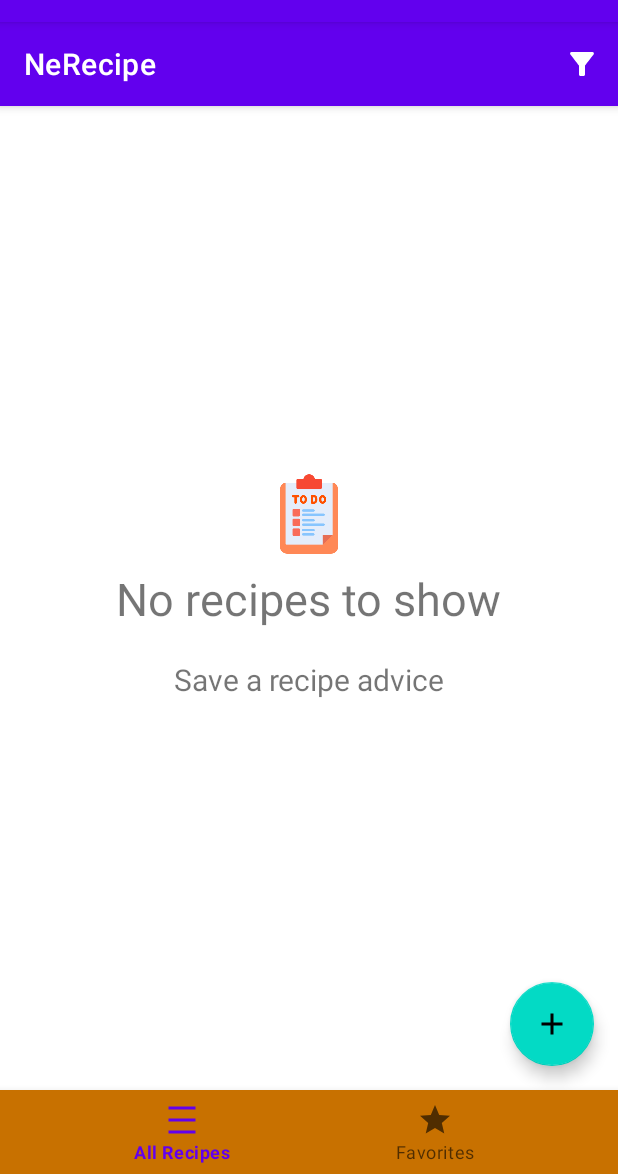
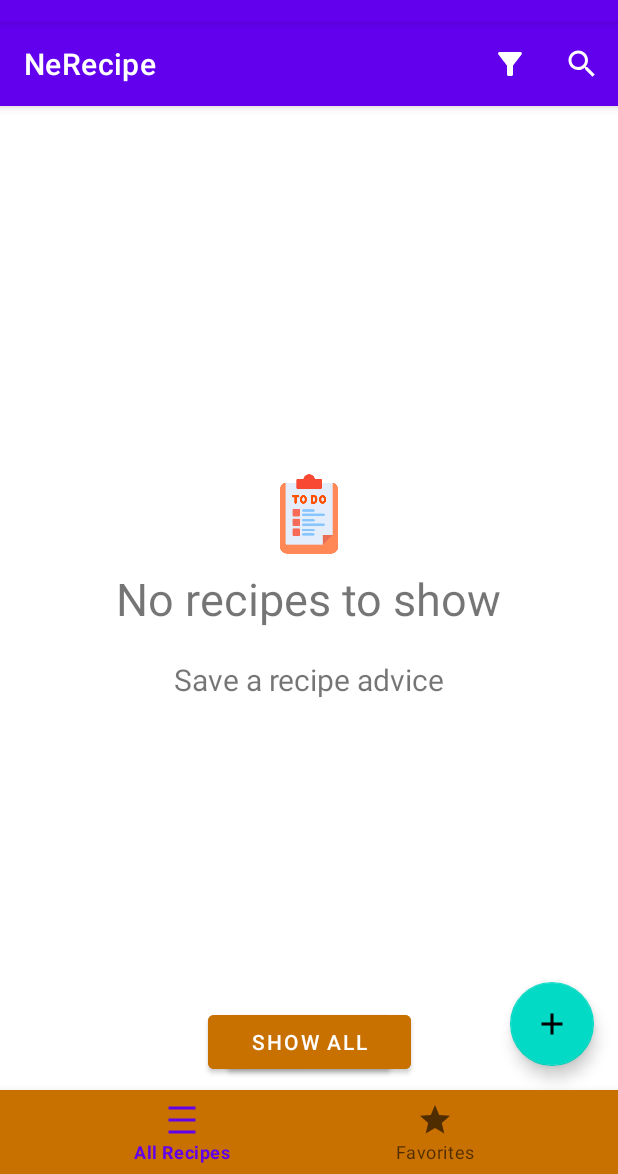
Before and after one commit to AlexGagarin13/RecipeNeBook, an Android app: the screen it shows after launch (AppActivity), on a phone screen of 412 x 824 dp, the part 62-1236 px from its top. Run offline under Robolectric (Android 15) with nearby library versions, the phone set to English and light mode, and no system bars; our stand-ins replace Room's generated code.

Commit message:
Search function

```diff
--- a/app/src/main/java/ru/netology/recipenebook/data/impl/RecipeRepositoryImpl.kt
+++ b/app/src/main/java/ru/netology/recipenebook/data/impl/RecipeRepositoryImpl.kt
@@ -88,4 +88,8 @@ class RecipeRepositoryImpl(
             it.filter { it.type != type }
         }
     }
+
+    override fun search(recipeTitle: String) {
+        data = data.map { it.filter { it.title == recipeTitle } }
+    }
 }
--- a/app/src/main/java/ru/netology/recipenebook/repository/RecipeRepository.kt
+++ b/app/src/main/java/ru/netology/recipenebook/repository/RecipeRepository.kt
@@ -22,6 +22,8 @@ interface RecipeRepository {
     fun showRussian(type: String)
     fun showMediterranean(type: String)
 
+    //Search
+    fun search(recipeTitle: String)
 
     //For correct ID generation
     companion object{
--- a/app/src/main/java/ru/netology/recipenebook/ui/AppActivity.kt
+++ b/app/src/main/java/ru/netology/recipenebook/ui/AppActivity.kt
@@ -3,7 +3,4 @@ package ru.netology.recipenebook.ui
 import androidx.appcompat.app.AppCompatActivity
 import ru.netology.recipenebook.R
 
-
-class AppActivity:AppCompatActivity(R.layout.app_activity) {
-
-}
+class AppActivity:AppCompatActivity(R.layout.app_activity)
--- a/app/src/main/java/ru/netology/recipenebook/ui/FeedRecipeFragment.kt
+++ b/app/src/main/java/ru/netology/recipenebook/ui/FeedRecipeFragment.kt
@@ -50,6 +50,12 @@ class FeedRecipeFragment : Fragment(R.layout.feed_recipes) {
             findNavController().navigate(directions)
         }
 
+        //Search
+        viewModel.navigateToRecipeSearchScreenEvent.observe(this) {
+            val directions = FeedRecipeFragmentDirections.toRecipeSearchFragment()
+            findNavController().navigate(directions)
+        }
+
     }
 
     override fun onCreateView(
@@ -58,14 +64,6 @@ class FeedRecipeFragment : Fragment(R.layout.feed_recipes) {
         savedInstanceState: Bundle?
     ) = FeedRecipesBinding.inflate(layoutInflater, container, false).also { binding ->
 
-        viewModel.data.observe(viewLifecycleOwner) { recipes ->
-            if (!viewModel.filterIsActive) {
-                binding.emptyText.isVisible = recipes.isEmpty()
-                binding.emptyTextMessage.isVisible = recipes.isEmpty()
-                binding.emptyIcon.isVisible = recipes.isEmpty()
-            }
-        }
-
         val adapter = RecipeAdapter(viewModel)
         binding.list.adapter = adapter
 
@@ -73,15 +71,44 @@ class FeedRecipeFragment : Fragment(R.layout.feed_recipes) {
             adapter.submitList(recipes)
         }
 
+        //Search hints (buttons) and Filters visibility logic
+        viewModel.data.observe(viewLifecycleOwner) { recipes ->
+            if (!viewModel.filterIsActive) {
+                binding.hintGroup.isVisible = recipes.isEmpty()
+            }
+            if (viewModel.firstRunApp) {
+                binding.clearFilterButton.isVisible = false
+                binding.clearSearchButton.isVisible = false
+            }
+            if (viewModel.searchIsActive) {
+                binding.clearSearchButton.isVisible = true
+            }
+            if (viewModel.filterIsActive) {
+                binding.clearFilterButton.isVisible = true
+            }
+        }
         //Filter button visibility logic
         if (viewModel.filterIsActive) {
             binding.clearFilterButton.isVisible = viewModel.filterIsActive
             binding.clearFilterButton.setOnClickListener {
+                viewModel.clearFilter()
                 viewModel.filterIsActive = false
+                binding.clearFilterButton.isVisible = false
+                viewModel.data.observe(viewLifecycleOwner) { recipes ->
+                    adapter.submitList(recipes)
+                }
+            }
+        }
+
+        //Search feature visibility logic
+        if (viewModel.searchIsActive) {
+            binding.clearSearchButton.isVisible = viewModel.searchIsActive
+            binding.clearSearchButton.setOnClickListener {
                 viewModel.clearFilter()
-                binding.clearFilterButton.isVisible = false
-                viewModel.data.observe(viewLifecycleOwner) { posts ->
-                    adapter.submitList(posts)
+                viewModel.searchIsActive = false
+                binding.hintGroup.isVisible = false
+                viewModel.data.observe(viewLifecycleOwner) { recipes ->
+                    adapter.submitList(recipes)
                 }
             }
         }
@@ -103,6 +130,10 @@ class FeedRecipeFragment : Fragment(R.layout.feed_recipes) {
                     viewModel.navigateToRecipeFilterScreenEvent.call()
                     true
                 }
+                R.id.search -> {
+                    viewModel.navigateToRecipeSearchScreenEvent.call()
+                    true
+                }
                 else -> false
             }
         }
--- /dev/null
+++ b/app/src/main/java/ru/netology/recipenebook/ui/RecipeChangeContentFragment.java
@@ -0,0 +1,6 @@
+package ru.netology.recipenebook.ui;
+
+import android.app.Activity;
+
+public class RecipeChangeContentFragment extends Activity {
+}
--- a/app/src/main/java/ru/netology/recipenebook/viewModel/RecipeViewModel.kt
+++ b/app/src/main/java/ru/netology/recipenebook/viewModel/RecipeViewModel.kt
@@ -20,6 +20,8 @@ class RecipeViewModel(application: Application) : AndroidViewModel(application),
     val data by repository::data
 
     var filterIsActive:Boolean = false
+    var searchIsActive: Boolean = false
+    var firstRunApp: Boolean = true
 
 
     //SingleLiveEvents
@@ -28,6 +30,7 @@ class RecipeViewModel(application: Application) : AndroidViewModel(application),
     val navigateToRecipeUpdateScreenEvent = SingleLiveEvent<String?>()
     val navigateToRecipeShowScreenEvent = SingleLiveEvent<Unit>()
     val navigateToRecipeFilterScreenEvent = SingleLiveEvent<Unit>()
+    val navigateToRecipeSearchScreenEvent = SingleLiveEvent<Unit>()
 
     //Data
     val updateRecipe = MutableLiveData<Recipe>(null)
@@ -111,6 +114,7 @@ class RecipeViewModel(application: Application) : AndroidViewModel(application),
 
 
     override fun onCreateClicked() {
+        firstRunApp = false
         navigateToRecipeCreateScreenEvent.call()
     }
 
@@ -131,4 +135,9 @@ class RecipeViewModel(application: Application) : AndroidViewModel(application),
         showRecipe.value = recipe
         navigateToRecipeShowScreenEvent.call()
     }
+
+    fun searchRecipeByTitle(recipeTitle: String) {
+        repository.search(recipeTitle)
+        searchIsActive = true
+    }
 }
--- /dev/null
+++ b/app/src/main/res/drawable/ic_arrow_back_24.xml
@@ -0,0 +1,5 @@
+<vector android:autoMirrored="true" android:height="24dp"
+    android:tint="#000000" android:viewportHeight="24"
+    android:viewportWidth="24" android:width="24dp" xmlns:android="http://schemas.android.com/apk/res/android">
+    <path android:fillColor="@android:color/white" android:pathData="M20,11H7.83l5.59,-5.59L12,4l-8,8 8,8 1.41,-1.41L7.83,13H20v-2z"/>
+</vector>
--- /dev/null
+++ b/app/src/main/res/drawable/ic_save_24.xml
@@ -0,0 +1,5 @@
+<vector android:height="24dp" android:tint="#000000"
+    android:viewportHeight="24" android:viewportWidth="24"
+    android:width="24dp" xmlns:android="http://schemas.android.com/apk/res/android">
+    <path android:fillColor="@android:color/white" android:pathData="M19,12v7L5,19v-7L3,12v7c0,1.1 0.9,2 2,2h14c1.1,0 2,-0.9 2,-2v-7h-2zM13,12.67l2.59,-2.58L17,11.5l-5,5 -5,-5 1.41,-1.41L11,12.67L11,3h2z"/>
+</vector>
--- /dev/null
+++ b/app/src/main/res/drawable/ic_search_24dp.xml
@@ -0,0 +1,10 @@
+<vector xmlns:android="http://schemas.android.com/apk/res/android"
+    android:width="24dp"
+    android:height="24dp"
+    android:viewportWidth="24"
+    android:viewportHeight="24"
+    android:tint="?attr/colorControlNormal">
+    <path
+        android:fillColor="@android:color/white"
+        android:pathData="M15.5,14h-0.79l-0.28,-0.27C15.41,12.59 16,11.11 16,9.5 16,5.91 13.09,3 9.5,3S3,5.91 3,9.5 5.91,16 9.5,16c1.61,0 3.09,-0.59 4.23,-1.57l0.27,0.28v0.79l5,4.99L20.49,19l-4.99,-5zM9.5,14C7.01,14 5,11.99 5,9.5S7.01,5 9.5,5 14,7.01 14,9.5 11.99,14 9.5,14z"/>
+</vector>
--- a/app/src/main/res/layout/app_activity.xml
+++ b/app/src/main/res/layout/app_activity.xml
@@ -1,4 +1,6 @@
 <?xml version="1.0" encoding="utf-8"?>
+
+
 <androidx.constraintlayout.widget.ConstraintLayout xmlns:android="http://schemas.android.com/apk/res/android"
     xmlns:app="http://schemas.android.com/apk/res-auto"
     xmlns:tools="http://schemas.android.com/tools"
@@ -11,12 +13,7 @@
     android:layout_width="match_parent"
     android:layout_height="match_parent"
     app:defaultNavHost="true"
-        app:layout_constraintBottom_toTopOf="parent"
-        app:layout_constraintEnd_toEndOf="parent"
-        app:layout_constraintStart_toStartOf="parent"
-        app:layout_constraintTop_toTopOf="parent"
     app:navGraph="@navigation/nav_graph"
-        tools:context=".ui.AppActivity">
-    </androidx.fragment.app.FragmentContainerView>
+    tools:context=".ui.AppActivity"/>
 
 </androidx.constraintlayout.widget.ConstraintLayout>
--- a/app/src/main/res/layout/feed_recipes.xml
+++ b/app/src/main/res/layout/feed_recipes.xml
@@ -29,9 +29,8 @@
         android:layout_height="0dp"
         app:layoutManager="androidx.recyclerview.widget.LinearLayoutManager"
         app:layout_constraintTop_toBottomOf="@id/appBarLayout"
-        app:layout_constraintVertical_bias="0.0"
-        tools:layout_editor_absoluteX="-134dp"
-        tools:listitem="@layout/recipe" />
+        tools:listitem="@layout/recipe"
+       />
 
 
     <com.google.android.material.floatingactionbutton.FloatingActionButton
@@ -42,7 +41,6 @@
         app:layout_constraintBottom_toTopOf="@id/bottomNavBar"
         app:layout_constraintEnd_toEndOf="parent"
         app:srcCompat="@drawable/ic_add_24dp" />
-
     <ImageView
         android:id="@+id/emptyIcon"
         android:layout_width="wrap_content"
@@ -68,6 +66,7 @@
         app:layout_constraintTop_toTopOf="parent"
         tools:visibility="visible" />
 
+
     <TextView
         android:id="@+id/emptyTextMessage"
         android:layout_width="wrap_content"
@@ -81,7 +80,6 @@
         tools:visibility="visible"
         android:textSize="20sp"/>
 
-
     <Button
         android:id="@+id/clearFilterButton"
         android:layout_width="wrap_content"
@@ -94,6 +92,28 @@
         app:layout_constraintBottom_toTopOf="@id/bottomNavBar"
         app:layout_constraintEnd_toEndOf="parent"
         app:layout_constraintStart_toStartOf="parent" />
+    <Button
+        android:id="@+id/clearSearchButton"
+        android:layout_width="wrap_content"
+        android:layout_height="wrap_content"
+        android:text="@string/show_all"
+        android:layout_marginBottom="8dp"
+        android:visibility="invisible"
+        tools:visibility="visible"
+        android:backgroundTint="@color/custom_brown"
+        app:layout_constraintBottom_toTopOf="@id/bottomNavBar"
+        app:layout_constraintEnd_toEndOf="parent"
+        app:layout_constraintStart_toStartOf="parent" />
+
+    <androidx.constraintlayout.widget.Group
+        android:layout_width="wrap_content"
+        android:layout_height="wrap_content"
+        android:id="@+id/hintGroup"
+        tools:visibility="visible"
+        android:visibility="gone"
+        app:constraint_referenced_ids="clearFilterButton,clearSearchButton,emptyIcon,emptyText,emptyTextMessage"
+        />
+
 
     <com.google.android.material.bottomnavigation.BottomNavigationView
         android:id="@+id/bottomNavBar"
--- a/app/src/main/res/menu/bottom_nav_menu.xml
+++ b/app/src/main/res/menu/bottom_nav_menu.xml
@@ -8,5 +8,4 @@
         android:icon="@drawable/ic_favorites_24dp"
         android:title="Favorites"
         android:orderInCategory="2"/>
-
 </menu>
--- a/app/src/main/res/menu/top_app_bar.xml
+++ b/app/src/main/res/menu/top_app_bar.xml
@@ -8,4 +8,10 @@
         android:icon="@drawable/ic__filter_24dp"
         android:title="Filter"
         app:showAsAction="ifRoom" />
+    <item
+        android:id="@+id/search"
+        android:contentDescription="@string/search"
+        android:icon="@drawable/ic_search_24dp"
+        android:title="@string/search_top_menu"
+        app:showAsAction="ifRoom" />
 </menu>
--- a/app/src/main/res/navigation/nav_graph.xml
+++ b/app/src/main/res/navigation/nav_graph.xml
@@ -23,6 +23,9 @@
         <action
             android:id="@+id/toFilterFragment"
             app:destination="@id/filterFragment" />
+        <action
+            android:id="@+id/toRecipeSearchFragment"
+            app:destination="@id/recipeSearchFragment" />
 
     </fragment>
 
@@ -64,4 +67,10 @@
             app:nullable="true" />
     </fragment>
 
+    <fragment
+        android:id="@+id/recipeSearchFragment"
+        android:name="ru.netology.recipenebook.ui.RecipeSearchFragment"
+        android:label="search_recipes_fragment"
+        tools:layout="@layout/search_recipes_fragment" />
+
 </navigation>
--- a/app/src/main/res/values/strings.xml
+++ b/app/src/main/res/values/strings.xml
@@ -25,4 +25,11 @@
     <string name="empty_in_recipes">No recipes to show</string>
     <string name="save_a_recipe_advice">Save a recipe advice</string>
     <string name="clear_filter">Clear filter</string>
+    <string name="search_hint">Search</string>
+    <string name="search_action">Search</string>
+    <string name="show_all">Show all</string>
+    <string name="search">Search</string>
+    <string name="search_top_menu">Search</string>
+    <string name="step">Step</string>
+    <string name="back">Back</string>
 </resources>
```
Also changed, not shown: app/src/main/AndroidManifest.xml (+3 -5 lines), app/src/main/java/ru/netology/recipenebook/ui/RecipeSearchFragment.kt (added, +35 -0 lines), app/src/main/res/layout/create_recipe_fragment.xml (+10 -8 lines), app/src/main/res/layout/recipe.xml (+2 -10 lines), app/src/main/res/layout/search_recipes_fragment.xml (added, +47 -0 lines), 1 other file. Lines whose indentation alone changed are shown as unchanged.
